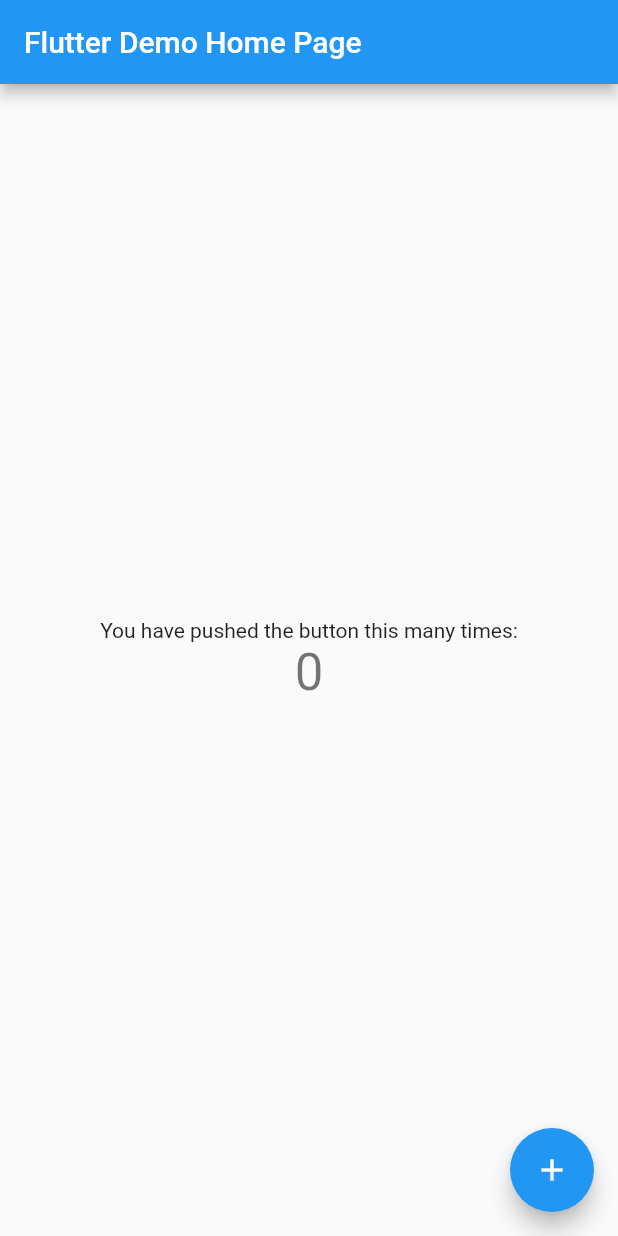
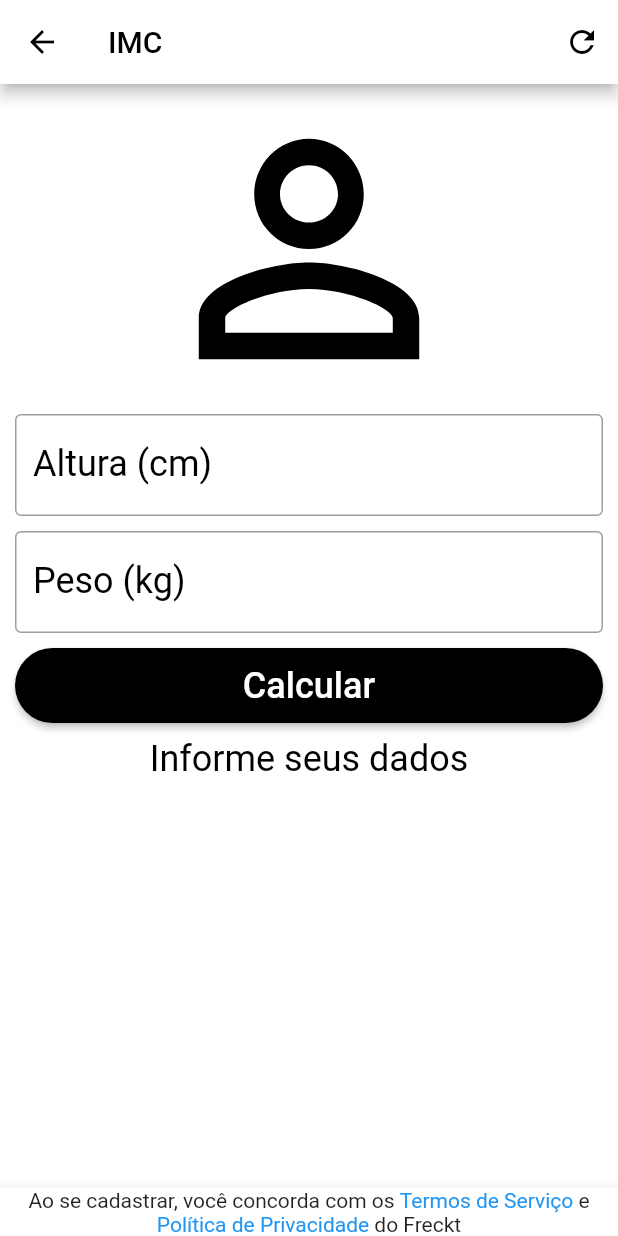
Before and after one commit to Marina751/DiagramaAcoplamento, a Flutter app: the screen it shows after launch, on a phone screen of 412 x 824 dp. Run offline on Flutter 3.47's test engine with Material 2 defaults, Android fonts, the phone set to English and light mode, and no system bars.

Commit message:
update test code

```diff
--- a/src/jb-sprint_0/form_scream_test/lib/main.dart
+++ b/src/jb-sprint_0/form_scream_test/lib/main.dart
@@ -1,117 +1,174 @@
 import 'package:flutter/material.dart';
 
-void main() {
-  runApp(MyApp());
+void main() => runApp(MaterialApp(
+      debugShowCheckedModeBanner: false,
+      title: 'Title',
+      home: Home(),
+    ));
+
+class Home extends StatefulWidget {
+  @override
+  _HomeState createState() => _HomeState();
 }
 
-class MyApp extends StatelessWidget {
-  // This widget is the root of your application.
-  @override
-  Widget build(BuildContext context) {
-    return MaterialApp(
-      title: 'Flutter Demo',
-      theme: ThemeData(
-        // This is the theme of your application.
-        //
-        // Try running your application with "flutter run". You'll see the
-        // application has a blue toolbar. Then, without quitting the app, try
-        // changing the primarySwatch below to Colors.green and then invoke
-        // "hot reload" (press "r" in the console where you ran "flutter run",
-        // or simply save your changes to "hot reload" in a Flutter IDE).
-        // Notice that the counter didn't reset back to zero; the application
-        // is not restarted.
-        primarySwatch: Colors.blue,
-        // This makes the visual density adapt to the platform that you run
-        // the app on. For desktop platforms, the controls will be smaller and
-        // closer together (more dense) than on mobile platforms.
-        visualDensity: VisualDensity.adaptivePlatformDensity,
-      ),
-      home: MyHomePage(title: 'Flutter Demo Home Page'),
-    );
-  }
+class _HomeState extends State<Home> {
+  static const Color _primaryColor = Colors.black;
+  static const Color _secundaryColor = Colors.white;
+  String _imcStatus = 'Informe seus dados';
+  TextEditingController weigthController = TextEditingController();
+  TextEditingController heigthController = TextEditingController();
+  final _formKey = GlobalKey<FormState>();
+
+  void _setText(String str) {
+    setState(() {
+      _imcStatus = str;
+    });
   }
 
-class MyHomePage extends StatefulWidget {
-  MyHomePage({Key key, this.title}) : super(key: key);
+  void _refresh() {
+    weigthController.clear();
+    heigthController.clear();
 
-  // This widget is the home page of your application. It is stateful, meaning
-  // that it has a State object (defined below) that contains fields that affect
-  // how it looks.
-
-  // This class is the configuration for the state. It holds the values (in this
-  // case the title) provided by the parent (in this case the App widget) and
-  // used by the build method of the State. Fields in a Widget subclass are
-  // always marked "final".
-
-  final String title;
-
-  @override
-  _MyHomePageState createState() => _MyHomePageState();
+    _setText('Informe seus dados');
   }
 
-class _MyHomePageState extends State<MyHomePage> {
-  int _counter = 0;
+  void _imcCalculate() {
+    double weigth = double.parse(weigthController.text);
+    double heigth = double.parse(heigthController.text) / 100;
+    double imc = weigth / (heigth * heigth);
 
-  void _incrementCounter() {
-    setState(() {
-      // This call to setState tells the Flutter framework that something has
-      // changed in this State, which causes it to rerun the build method below
-      // so that the display can reflect the updated values. If we changed
-      // _counter without calling setState(), then the build method would not be
-      // called again, and so nothing would appear to happen.
-      _counter++;
-    });
+    _setText('Seu imc é ${imc.toStringAsPrecision(4)}');
   }
 
   @override
   Widget build(BuildContext context) {
-    // This method is rerun every time setState is called, for instance as done
-    // by the _incrementCounter method above.
-    //
-    // The Flutter framework has been optimized to make rerunning build methods
-    // fast, so that you can just rebuild anything that needs updating rather
-    // than having to individually change instances of widgets.
     return Scaffold(
         appBar: AppBar(
-        // Here we take the value from the MyHomePage object that was created by
-        // the App.build method, and use it to set our appbar title.
-        title: Text(widget.title),
+          leading: IconButton(
+            onPressed: () {},
+            icon: Icon(Icons.arrow_back),
+            color: _primaryColor,
           ),
-      body: Center(
-        // Center is a layout widget. It takes a single child and positions it
-        // in the middle of the parent.
+          title: Text(
+            'IMC',
+            style: TextStyle(
+              color: _primaryColor,
+            ),
+          ),
+          backgroundColor: _secundaryColor,
+          actions: [
+            IconButton(
+                icon: Icon(Icons.refresh),
+                color: _primaryColor,
+                onPressed: _refresh)
+          ],
+        ),
+        //Ao se cadastrar, você concorda com os Termos de Serviço e
+//Política de Privacidade do Freckt
+        bottomNavigationBar: BottomAppBar(
+          child: Text.rich(
+            TextSpan(
+              text: 'Ao se cadastrar, você concorda com os ',
+              children: <TextSpan>[
+                TextSpan(
+                  text: 'Termos de Serviço',
+                  style: TextStyle(
+                    color: Colors.blue,
+                  ),
+                ),
+                TextSpan(text: ' e '),
+                TextSpan(
+                  text: 'Política de Privacidade',
+                  style: TextStyle(
+                    color: Colors.blue,
+                  ),
+                ),
+                TextSpan(text: ' do Freckt'),
+              ],
+            ),
+            textAlign: TextAlign.center,
+          ),
+        ),
+        backgroundColor: _secundaryColor,
+        body: SingleChildScrollView(
+          padding: EdgeInsets.fromLTRB(10.0, 0.0, 10.0, 0.0),
+          child: Form(
+            key: _formKey,
             child: Column(
-          // Column is also a layout widget. It takes a list of children and
-          // arranges them vertically. By default, it sizes itself to fit its
-          // children horizontally, and tries to be as tall as its parent.
-          //
-          // Invoke "debug painting" (press "p" in the console, choose the
-          // "Toggle Debug Paint" action from the Flutter Inspector in Android
-          // Studio, or the "Toggle Debug Paint" command in Visual Studio Code)
-          // to see the wireframe for each widget.
-          //
-          // Column has various properties to control how it sizes itself and
-          // how it positions its children. Here we use mainAxisAlignment to
-          // center the children vertically; the main axis here is the vertical
-          // axis because Columns are vertical (the cross axis would be
-          // horizontal).
-          mainAxisAlignment: MainAxisAlignment.center,
-          children: <Widget>[
-            Text(
-              'You have pushed the button this many times:',
+              crossAxisAlignment: CrossAxisAlignment.stretch,
+              children: [
+                Icon(
+                  Icons.person_outline,
+                  color: _primaryColor,
+                  size: 220.0,
+                ),
+                TextFormField(
+                  keyboardType: TextInputType.number,
+                  decoration: InputDecoration(
+                    labelText: 'Altura (cm)',
+                    labelStyle: TextStyle(color: _primaryColor),
+                    border: OutlineInputBorder(),
+                  ),
+                  textAlign: TextAlign.center,
+                  style: TextStyle(fontSize: 24.0, color: _primaryColor),
+                  controller: heigthController,
+                  validator: (value) {
+                    if (value.isEmpty) return 'Precisa inserir a altura';
+                    return null;
+                  },
+                ),
+                SizedBox(
+                  height: 10.0,
+                ),
+                TextFormField(
+                  keyboardType: TextInputType.number,
+                  decoration: InputDecoration(
+                    labelText: 'Peso (kg)',
+                    labelStyle: TextStyle(color: _primaryColor),
+                    border: OutlineInputBorder(),
+                  ),
+                  textAlign: TextAlign.center,
+                  style: TextStyle(fontSize: 24.0, color: _primaryColor),
+                  controller: weigthController,
+                  validator: (value) {
+                    if (value.isEmpty) return 'Precisa inserir o peso';
+                    return null;
+                  },
+                ),
+                Padding(
+                  padding: EdgeInsets.only(top: 10.0, bottom: 10.0),
+                  child: Container(
+                    height: 50.0,
+                    child: RaisedButton(
+                      onPressed: () {
+                        if (_formKey.currentState.validate())
+                          _imcCalculate();
+                        else
+                          _setText('Informe seus dados');
+                      },
+                      child: Text(
+                        'Calcular',
+                        style:
+                            TextStyle(color: _secundaryColor, fontSize: 24.0),
+                      ),
+                      shape: RoundedRectangleBorder(
+                        borderRadius: BorderRadius.circular(40.0),
+                      ),
+                      color: _primaryColor,
+                    ),
+                  ),
                 ),
                 Text(
-              '$_counter',
-              style: Theme.of(context).textTheme.headline4,
+                  _imcStatus,
+                  textAlign: TextAlign.center,
+                  style: TextStyle(
+                    color: _primaryColor,
+                    fontSize: 24.0,
                   ),
+                )
               ],
             ),
           ),
-      floatingActionButton: FloatingActionButton(
-        onPressed: _incrementCounter,
-        tooltip: 'Increment',
-        child: Icon(Icons.add),
-      ), // This trailing comma makes auto-formatting nicer for build methods.
-    );
+        ));
   }
 }
```
Lines whose indentation alone changed are shown as unchanged.
